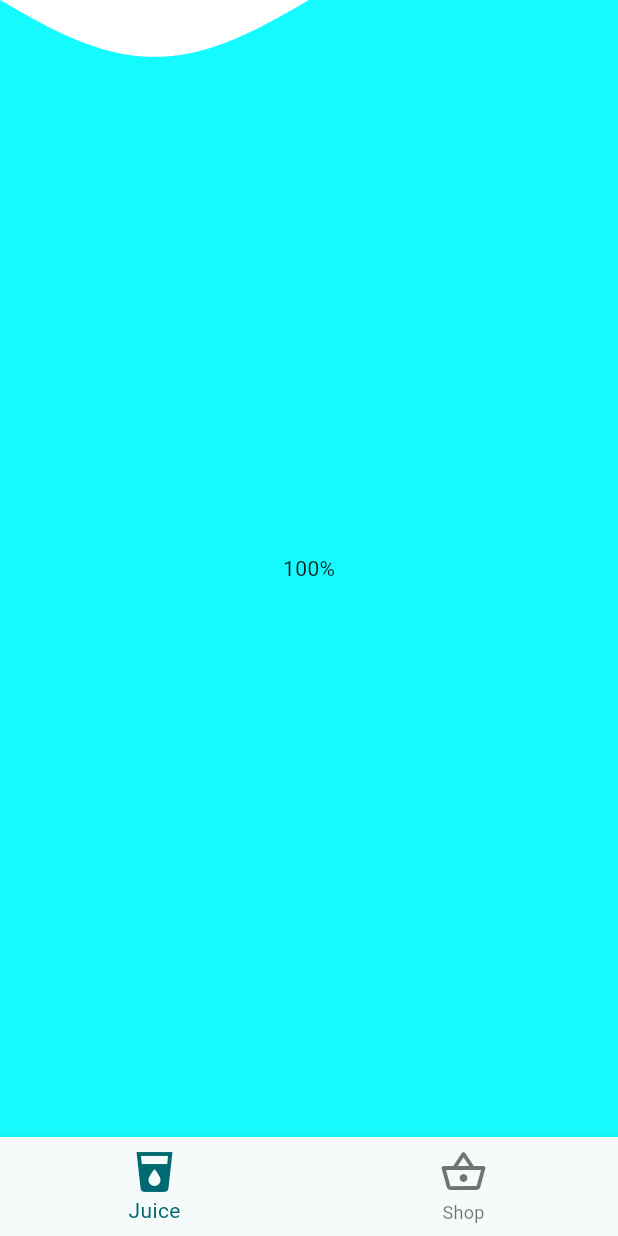
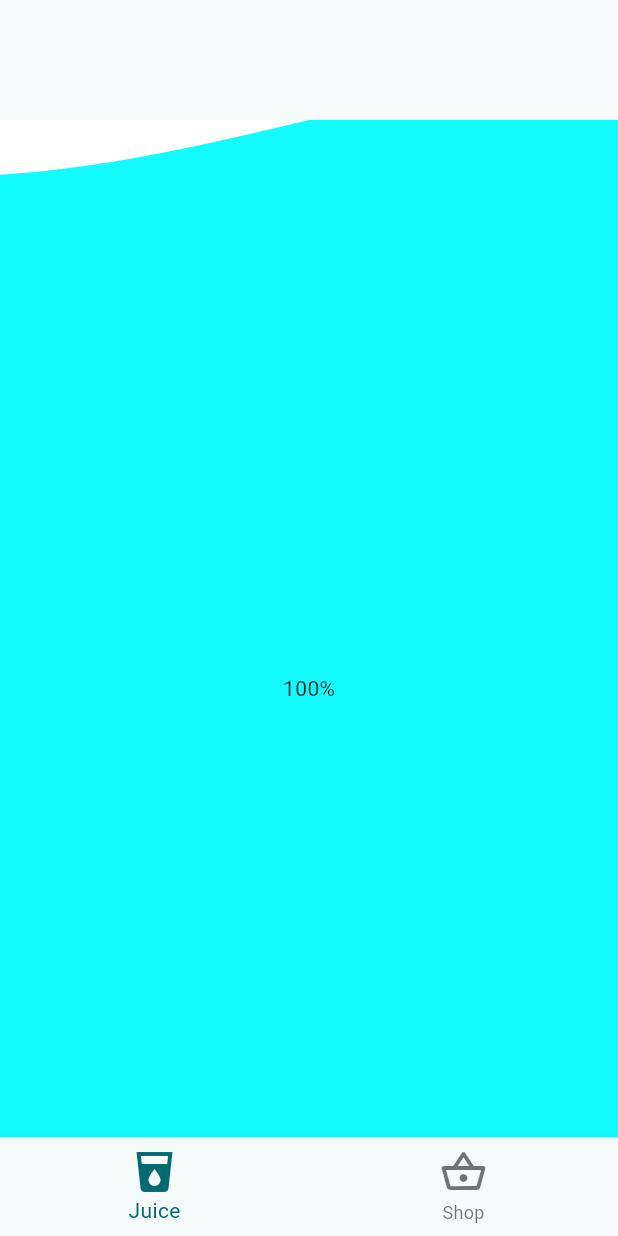
Before and after one commit to Jkwashu/Juice-Drinker, a Flutter app: the screen it shows after launch, on a phone screen of 412 x 824 dp. Run offline on Flutter 3.47's test engine with Material 3 defaults, Android fonts, the phone set to English and light mode, and no system bars; our stand-ins replace liquid_progress_indicator_v2, sensors_plus.

Commit message:
Liquid fills out screen
Before there were white spaces when the liquid was rotated now its filled

```diff
--- a/juice_drinker/lib/pages/juice_page.dart
+++ b/juice_drinker/lib/pages/juice_page.dart
@@ -14,7 +14,7 @@ class JuicePage extends StatefulWidget {
 }
 
 class _JuicePageState extends State<JuicePage> {
-  double drinkHeight = 1.0;
+  double drinkHeight = 1;
 
   StreamSubscription<MagnetometerEvent>? _magnetometerSubscription;
   StreamSubscription<AccelerometerEvent>? _accelerometerSubscription;
@@ -25,6 +25,8 @@ class _JuicePageState extends State<JuicePage> {
 
   double _yawDegrees = 0.0; // Yaw angle in degrees
 
+  Timer? _drinkTimer;
+
   @override
   void initState() {
     super.initState();
@@ -34,12 +36,10 @@ class _JuicePageState extends State<JuicePage> {
         setState(() {
           _magnetometerEvent = event;
           _updateYaw();
-
         });
       },
     );
 
-    // Subscribe to accelerometer events
     _accelerometerSubscription = accelerometerEventStream().listen(
       (AccelerometerEvent event) {
         setState(() {
@@ -48,12 +48,18 @@ class _JuicePageState extends State<JuicePage> {
         });
       },
     );
+
+    // Start a timer to update the drink height
+    _drinkTimer = Timer.periodic(Duration(milliseconds: 100), (timer) {
+      _updateDrinkHeight();
+    });
   }
 
   @override
   void dispose() {
     _magnetometerSubscription?.cancel();
     _accelerometerSubscription?.cancel();
+    _drinkTimer?.cancel();
     super.dispose();
   }
 
@@ -66,7 +72,6 @@ void _updateYaw() {
     double accelY = _accelerometerEvent!.y;
     double accelZ = _accelerometerEvent!.z;
 
-  //compute roll (phi) and pitch (theta)
     double phi = atan2(accelY, accelZ);
     double theta = atan2(-accelX, sqrt(accelY * accelY + accelZ * accelZ));
 
@@ -88,6 +93,15 @@ void _updateYaw() {
     });
   }
 
+  void _updateDrinkHeight() {
+    if (_yawDegrees >= 90 && _yawDegrees <= 270) {
+      setState(() {
+        // Decrease the height slowly
+        drinkHeight = max(0, drinkHeight - 0.005);
+      });
+    }
+  }
+
   @override
   Widget build(BuildContext context) {
     return Center(
--- a/juice_drinker/lib/widgets/juice_widget.dart
+++ b/juice_drinker/lib/widgets/juice_widget.dart
@@ -6,18 +6,28 @@ class JuiceWidget extends StatelessWidget {
   final Juice juice;
   final double height;
   final double rotation;
+  final double verticalOffset;
 
   const JuiceWidget({
     super.key,
     required this.juice,
     required this.height,
     required this.rotation,
+    this.verticalOffset = 80.0,
   });
 
   @override
   Widget build(BuildContext context) {
-    return Transform.rotate(
-      angle: rotation * (3.14159 / 180), // Convert degrees to radians
+    return LayoutBuilder(
+      builder: (context, constraints) {
+        return Transform.translate(
+          offset: Offset(0, verticalOffset),
+          child: Transform.rotate(
+            angle: rotation * (3.14159 / 180),
+            child: OverflowBox(
+              maxWidth: double.infinity,
+              child: SizedBox(
+                width: 1000,
                 child: LiquidLinearProgressIndicator(
                   value: height,
                   valueColor: AlwaysStoppedAnimation(juice.color),
@@ -26,6 +36,11 @@ class JuiceWidget extends StatelessWidget {
                     '${(height * 100).toStringAsFixed(0)}%',
                   ),
                 ),
+              ),
+            ),
+          ),
+        );
+      },
     );
   }
 }
```
Lines whose indentation alone changed are shown as unchanged.
